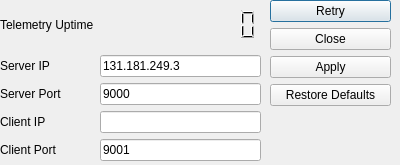
This is gcs/ui/wificomms.ui in lijian8/ahns10 as Qt 5 draws it before an edit. The edited form follows.
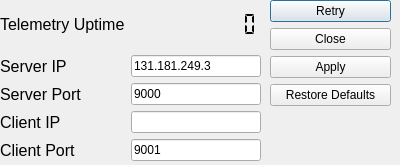
This is the edited form.

Diff of the .ui file:
```diff
--- a/gcs/ui/wificomms.ui
+++ b/gcs/ui/wificomms.ui
@@ -25,6 +25,13 @@
    <layout class="QGridLayout" name="gridLayout_2">
     <item row="2" column="0">
      <widget class="QLabel" name="label_2">
+      <property name="font">
+       <font>
+        <pointsize>12</pointsize>
+        <weight>50</weight>
+        <bold>false</bold>
+       </font>
+      </property>
       <property name="text">
        <string>Server Port</string>
       </property>
@@ -56,6 +63,11 @@
     </item>
     <item row="3" column="0">
      <widget class="QLabel" name="label_3">
+      <property name="font">
+       <font>
+        <pointsize>12</pointsize>
+       </font>
+      </property>
       <property name="text">
        <string>Client IP</string>
       </property>
@@ -63,6 +75,11 @@
     </item>
     <item row="4" column="0">
      <widget class="QLabel" name="label_4">
+      <property name="font">
+       <font>
+        <pointsize>12</pointsize>
+       </font>
+      </property>
       <property name="text">
        <string>Client Port</string>
       </property>
@@ -77,6 +94,13 @@
     </item>
     <item row="1" column="0">
      <widget class="QLabel" name="label">
+      <property name="font">
+       <font>
+        <pointsize>12</pointsize>
+        <weight>50</weight>
+        <bold>false</bold>
+       </font>
+      </property>
       <property name="text">
        <string>Server IP</string>
       </property>
@@ -93,10 +117,20 @@
       <property name="numDigits">
        <number>10</number>
       </property>
+      <property name="segmentStyle">
+       <enum>QLCDNumber::Flat</enum>
+      </property>
      </widget>
     </item>
     <item row="0" column="0">
      <widget class="QLabel" name="label_5">
+      <property name="font">
+       <font>
+        <pointsize>12</pointsize>
+        <weight>50</weight>
+        <bold>false</bold>
+       </font>
+      </property>
       <property name="text">
        <string>Telemetry Uptime</string>
       </property>
```
